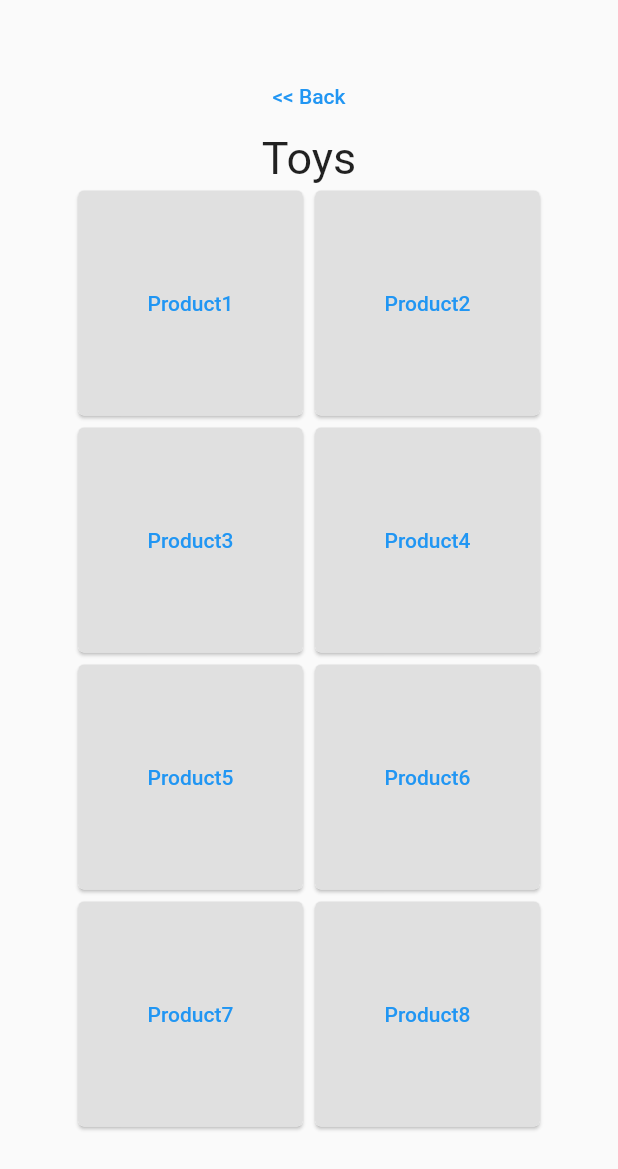
After one commit to gskinnerTeam/flutter-navigator-routing-examples, a Flutter app: the screen it shows after launch, after a tap on "LOGOUT", after a tap on "Sign In", after a tap on "Toys", on a phone screen of 412 x 824 dp. The commit adds this screen. Shown: the top 1169 px of the screen. Run offline on Flutter 3.47's test engine with Material 2 defaults, Android fonts, the phone set to English and light mode, and no system bars; missing offline and left inert: back_button_interceptor; statements that could not run were skipped.

Commit message:
Add deep-link support

```diff
--- a/lib/example_declarative_basic/declarative_nav_basic.dart
+++ b/lib/example_declarative_basic/declarative_nav_basic.dart
@@ -1,66 +1,94 @@
+import 'package:back_button_interceptor/back_button_interceptor.dart';
 import 'package:flutter/material.dart';
+import 'package:flutter/services.dart';
 
-import 'shared_pages.dart';
+import '../shared_pages.dart';
 
 //TODO: Add a fade transition
 //TODO: Add manual browser sync and deeplink!??
 
-// Declare navModel as a package level variable for demo purposes
-// Normally you would pass this around with GetIt or Provider
+// SystemNavigator.routeUpdated(routeName: routeName, previousRouteName: _lastAnnouncedRouteName
+
+// Declare navModel as a package level variable for demo purposes (normally you would pass this around with GetIt, Provider etc
 NavModel _navModel = NavModel();
 
-class DeclarativeNavBasic extends StatelessWidget {
+String _prevPath;
+void syncSystemPath(String value) {
+  if (value != _prevPath) {
+    _prevPath = value;
+    SystemNavigator.routeUpdated(routeName: value ?? "/", previousRouteName: _prevPath ?? "/");
+  }
+}
+
+String get initialSystemPath => WidgetsBinding.instance.window.defaultRouteName;
+
+class DeclarativeNavBasic extends StatefulWidget {
+  // Some btn handlers, that update the navModel > triggering the AnimatedBuilder > which rebuilds Navigator.pages
+  @override
+  _DeclarativeNavBasicState createState() => _DeclarativeNavBasicState();
+}
+
+class _DeclarativeNavBasicState extends State<DeclarativeNavBasic> {
   void _handleCategorySelected(String categoryId) => _navModel.selectedCategory = categoryId;
   void _handleProductSelected(String productId) => _navModel.selectedProduct = productId;
+  void _handleSignInPressed() => _navModel.isSignedIn = true;
+  void _handleSignOutPressed() => _navModel.clear();
+
+  @override
+  void initState() {
+    super.initState();
+    // Get the initial deeplink from web / device(???)
+    _navModel.parseDeeplink(initialSystemPath);
+    // Hook system BACK event into our app state, this is primarily for Android
+    BackButtonInterceptor.add((_, __) => _navModel.tryGoBack());
+    // Listen for nav changes, and browser know we've changed
+    //_navModel.addListener(() => syncBrowserLocation(_navModel.currentPath));
+  }
 
   @override
   Widget build(BuildContext context) {
     return MaterialApp(builder: (_, __) {
-      return AnimatedBuilder(
+      return Scaffold(
+        body: AnimatedBuilder(
           animation: _navModel,
           builder: (_, __) {
+            //Whenever we rebuild, sync the system path
+            syncSystemPath(_navModel.currentPath);
+
             return Navigator(
-              pages: _buildNavigatorPages(),
-              onPopPage: _handlePagePopped,
+              // Compose list of Page widgets, that represent our current App state
+              pages: [
+                // Show an authPage if needed
+                if (!_navModel.isSignedIn) ...{
+                  AuthPage(_handleSignInPressed),
+                }
+                // If we're signed in, show other pages according to state
+                else ...{
+                  CategoryListPage(_handleCategorySelected, _handleSignOutPressed),
+                  if (_navModel.isCategorySelected) ...{
+                    ProductsListPage(_navModel._selectedCategory, _handleProductSelected),
+                  },
+                  if (_navModel.isProductSelected) ...{
+                    DetailsPage(_navModel._selectedProduct),
+                  }
+                },
+                // Map the list of views, to a list of Pages, as required by Navigator
+              ].map((view) => MaterialPage(child: view)).toList(),
+
+              /// Called when [pop] is invoked and the current [Route] corresponds to a [Page] found in the [pages] list.
+              onPopPage: (Route route, dynamic result) {
+                // Allow top page-route to handle pop()
+                if (route.didPop(result)) {
+                  syncSystemPath(_navModel.currentPath);
+                }
+                return _navModel.tryGoBack();
+                // Otherwise, handle it in our own nav model and return the results
+              },
             );
-          });
+          },
+        ),
+      );
     });
-  }
-
-  // Build a list of Page widgets, that represent our current App state
-  // Pages are just a Widget that is tied to a PageRoute
-  List<Page> _buildNavigatorPages() {
-    return [
-      CategoriesPage(_handleCategorySelected),
-      if (_navModel.isCategorySelected) ...{
-        ProductsPage(
-          _handleProductSelected,
-          _navModel._selectedCategory,
-        ),
-      },
-      if (_navModel.isProductSelected) ...{
-        ProductDetailsPage(
-          _navModel._selectedProduct,
-        ),
-      }
-      // Map the list of views, to a list of Pages, as required by Navigator
-    ].map((view) => MaterialPage(child: view)).toList();
-  }
-
-  bool _handlePagePopped(Route<dynamic> route, dynamic result) {
-    if (route.didPop(result)) return true; // Give the route a chance to handle the Pop
-    // If we have a selected product, move back to category.
-    if (_navModel.selectedProduct != null) {
-      _navModel.selectedProduct = null;
-      return true;
-    }
-    // If we have a selected category, move back to home
-    else if (_navModel.selectedCategory != null) {
-      _navModel.selectedCategory = null;
-      return true;
-    }
-    // Can't move back anymore, allow the app to be popped
-    return false;
   }
 }
 
@@ -76,8 +104,57 @@ class NavModel extends ChangeNotifier {
   set selectedCategory(String value) => change(() => _selectedCategory = value);
   bool get isCategorySelected => _selectedCategory != null;
 
+  bool _isSignedIn = true;
+  bool get isSignedIn => _isSignedIn;
+  set isSignedIn(bool value) => change(() => _isSignedIn = value);
+
+  void clear() {
+    isSignedIn = false;
+    selectedCategory = null;
+    selectedProduct = null;
+  }
+
+  bool tryGoBack() {
+    // Cant go back if we're not signed in
+    if (!isSignedIn) return false;
+    // If we have a selected product, move back to category.
+    if (_navModel.selectedProduct != null) {
+      _navModel.selectedProduct = null;
+      return true;
+    }
+    // If we have a selected category, move back to home
+    else if (_navModel.selectedCategory != null) {
+      _navModel.selectedCategory = null;
+      return true;
+    }
+    // Can't move back anymore, allow the app to be popped
+    return false;
+  }
+
   void change(VoidCallback cmd) {
     cmd();
     notifyListeners();
   }
+
+  String get currentPath {
+    String path = "/";
+    if (isCategorySelected) {
+      path += "$selectedCategory/";
+      if (isProductSelected) {
+        path += "$selectedProduct/";
+      }
+    }
+    return path;
+  }
+
+  void parseDeeplink(String deeplinkPath) {
+    List<String> segments = deeplinkPath.split("/")..removeWhere((e) => e == "");
+    _selectedCategory = _selectedProduct = null;
+    if (segments.length > 0) {
+      selectedCategory = segments[0];
+      if (segments.length > 1) {
+        selectedProduct = segments[1];
+      }
+    }
+  }
 }
--- /dev/null
+++ b/lib/shared_pages.dart
@@ -0,0 +1,149 @@
+import 'package:flutter/material.dart';
+
+ButtonStyle get _btnStyle => ButtonStyle(
+      backgroundColor: MaterialStateProperty.all(Colors.grey.shade300),
+      minimumSize: MaterialStateProperty.all(Size(200, 40)),
+      padding: MaterialStateProperty.all(EdgeInsets.symmetric(horizontal: 20, vertical: 20)),
+    );
+
+class CategoryListPage extends StatelessWidget {
+  const CategoryListPage(this.onCategorySelected, this.onLogoutPressed, {Key key}) : super(key: key);
+  final VoidCallback onLogoutPressed;
+  final void Function(String) onCategorySelected;
+  @override
+  Widget build(BuildContext context) {
+    return Scaffold(
+      body: Center(
+        child: Column(
+          children: [
+            SizedBox(height: 40),
+            TextButton(onPressed: onLogoutPressed, child: Text("LOGOUT"), style: _btnStyle),
+            SizedBox(height: 40),
+            Text("Choose a category...", style: TextStyle(fontSize: 25)),
+            Flexible(
+                child: SingleChildScrollView(
+              child: Wrap(
+                alignment: WrapAlignment.center,
+                children: [
+                  ...[
+                    "Toys",
+                    "Appliances",
+                    "Tools",
+                    "Food",
+                  ].map((e) {
+                    return _CardButton(
+                      label: e,
+                      onPressed: () => onCategorySelected(e),
+                    );
+                  }).toList()
+                ],
+              ),
+            )),
+          ],
+        ),
+      ),
+    );
+  }
+}
+
+class ProductsListPage extends StatelessWidget {
+  const ProductsListPage(this.selectedCategory, this.onProductSelected, {Key key}) : super(key: key);
+  final void Function(String) onProductSelected;
+
+  final String selectedCategory;
+
+  @override
+  Widget build(BuildContext context) {
+    return Scaffold(
+      body: Center(
+        child: Column(children: [
+          SizedBox(height: 40),
+          _BackBtn(),
+          Text(selectedCategory, style: TextStyle(fontSize: 30)),
+          Flexible(
+            child: SingleChildScrollView(
+              child: Wrap(
+                children: [
+                  "Product1",
+                  "Product2",
+                  "Product3",
+                  "Product4",
+                  "Product5",
+                  "Product6",
+                  "Product7",
+                  "Product8",
+                ].map((e) {
+                  return _CardButton(
+                    onPressed: () => onProductSelected(e),
+                    label: e,
+                  );
+                }).toList(),
+              ),
+            ),
+          ),
+        ]),
+      ),
+    );
+  }
+}
+
+class DetailsPage extends StatelessWidget {
+  const DetailsPage(this.selectedProduct, {Key key}) : super(key: key);
+  final String selectedProduct;
+
+  @override
+  Widget build(BuildContext context) {
+    return Scaffold(
+      body: Center(
+        child: Column(
+          children: [
+            SizedBox(height: 40),
+            _BackBtn(),
+            Text(selectedProduct, style: TextStyle(fontSize: 30)),
+          ],
+        ),
+      ),
+    );
+  }
+}
+
+class AuthPage extends StatelessWidget {
+  const AuthPage(this.onSigninPressed, {Key key}) : super(key: key);
+  final VoidCallback onSigninPressed;
+
+  @override
+  Widget build(BuildContext context) {
+    return Scaffold(
+      body: Center(
+        child: Column(
+          mainAxisSize: MainAxisSize.min,
+          children: [_CardButton(onPressed: onSigninPressed, label: "Sign In")],
+        ),
+      ),
+    );
+  }
+}
+
+class _BackBtn extends StatelessWidget {
+  const _BackBtn({Key key}) : super(key: key);
+  @override
+  Widget build(BuildContext context) {
+    return TextButton(onPressed: () => Navigator.of(context).pop(), child: Text("<< Back"));
+  }
+}
+
+class _CardButton extends StatelessWidget {
+  const _CardButton({Key key, this.onPressed, this.label}) : super(key: key);
+  final VoidCallback onPressed;
+  final String label;
+
+  @override
+  Widget build(BuildContext context) {
+    return Card(
+        child: SizedBox(
+      width: 150,
+      height: 150,
+      child: TextButton(onPressed: onPressed, child: Text(label), style: _btnStyle),
+    ));
+  }
+}
--- a/pubspec.yaml
+++ b/pubspec.yaml
@@ -11,7 +11,7 @@ dependencies:
   flutter:
     sdk: flutter
 
-  cupertino_icons: ^1.0.0
+  back_button_interceptor: ^4.4.0
 
 dev_dependencies:
   flutter_test:
```
Also changed, not shown: lib/example_declarative_basic/shared_pages.dart (deleted, +0 -94 lines), lib/nav_imperitive.dart (deleted, +0 -110 lines), lib/views.dart (deleted, +0 -60 lines), pubspec.lock, 1 other file.
